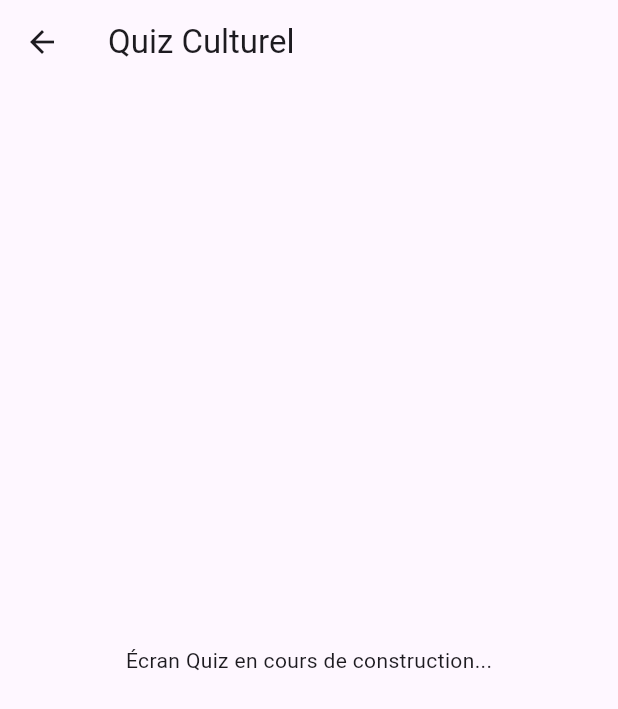
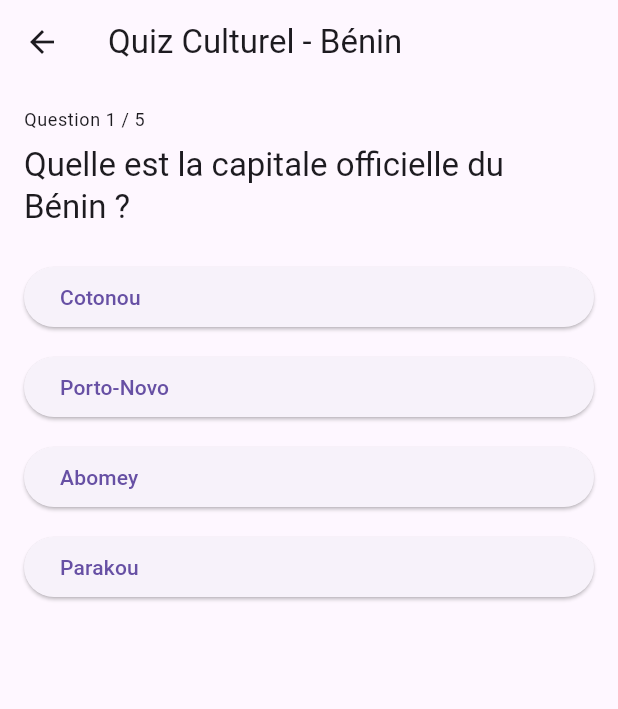
Before and after one commit to Hojine-06/CultureApp, a Flutter app: the QuizScreen screen opened directly, on a phone screen of 412 x 824 dp. Shown: the top 709 px of the screen. Run offline on Flutter 3.47's test engine with Material 3 defaults, Android fonts, the light colour scheme and no system bars.

Commit message:
feat(quiz): add Beninese quiz (30 questions) + explanation field + UI

```diff
--- /dev/null
+++ b/lib/data/quiz_data.dart
@@ -0,0 +1,29 @@
+import '../models/quiz_question_model.dart';
+
+const List<QuizQuestionModel> sampleQuizQuestions = [
+  QuizQuestionModel(
+    question: 'Quelle est la capitale officielle du Bénin ?',
+    options: ['Cotonou', 'Porto-Novo', 'Abomey', 'Parakou'],
+    correctAnswer: 'Porto-Novo',
+  ),
+  QuizQuestionModel(
+    question: 'Quelle langue nationale est largement parlée au Bénin en plus du français ?',
+    options: ['Fon', 'Yoruba', 'Wolof', 'Lingala'],
+    correctAnswer: 'Fon',
+  ),
+  QuizQuestionModel(
+    question: 'Quelle religion traditionnelle est profondément ancrée dans la culture béninoise ?',
+    options: ['Vodoun', 'Bouddhisme', 'Shinto', 'Zoroastrisme'],
+    correctAnswer: 'Vodoun',
+  ),
+  QuizQuestionModel(
+    question: 'Quel site historique lié aux royaumes dahoméens est classé patrimoine culturel ?',
+    options: ['Palais des Rois d\'Abomey', "Île de Gorée", 'Timbuktu', 'Grand-Pont de Ouidah'],
+    correctAnswer: "Palais des Rois d'Abomey",
+  ),
+  QuizQuestionModel(
+    question: 'Quelle monnaie est utilisée au Bénin ?',
+    options: ['Franc CFA', 'Euro', 'Dollar', 'Naira'],
+    correctAnswer: 'Franc CFA',
+  ),
+];
--- a/lib/main.dart
+++ b/lib/main.dart
@@ -5,7 +5,7 @@ void main() {
 }
 
 class MyApp extends StatefulWidget {
-  const MyApp({Key? key}) : super(key: key);
+  const MyApp({super.key});
 
   @override
   State<MyApp> createState() => _MyAppState();
--- a/lib/models/quiz_question_model.dart
+++ b/lib/models/quiz_question_model.dart
@@ -3,11 +3,13 @@ class QuizQuestionModel {
   final String question;
   final List<String> options; // Les choix possibles
   final String correctAnswer; // La bonne réponse
+  final String explanation; // Explication courte pour la réponse
 
-  QuizQuestionModel({
+  const QuizQuestionModel({
     required this.question,
     required this.options,
     required this.correctAnswer,
+    this.explanation = '',
   });
 
   // Vous pouvez ajouter ici la méthode fromJson() plus tard
--- a/lib/screens/quiz_screen.dart
+++ b/lib/screens/quiz_screen.dart
@@ -1,6 +1,6 @@
 // lib/screens/quiz_screen.dart
 import 'package:flutter/material.dart';
-import 'package:culture_app/models/quiz_question_model.dart';
+import '../data/quiz_data.dart';
 
 class QuizScreen extends StatefulWidget {
   const QuizScreen({super.key});
@@ -10,15 +10,107 @@ class QuizScreen extends StatefulWidget {
 }
 
 class _QuizScreenState extends State<QuizScreen> {
-  // Ici viendra la logique pour gérer la progression du quiz et le score
+  int _currentIndex = 0;
+  String? _selectedOption;
+  int _score = 0;
+  bool _showExplanation = false;
+
+  void _selectOption(String option) {
+    if (_showExplanation) return;
+    setState(() {
+      _selectedOption = option;
+      _showExplanation = true;
+      if (option == sampleQuizQuestions[_currentIndex].correctAnswer) {
+        _score++;
+      }
+    });
+  }
+
+  void _nextQuestion() {
+    setState(() {
+      _currentIndex++;
+      _selectedOption = null;
+      _showExplanation = false;
+    });
+  }
+
+  void _restart() {
+    setState(() {
+      _currentIndex = 0;
+      _selectedOption = null;
+      _score = 0;
+      _showExplanation = false;
+    });
+  }
 
   @override
   Widget build(BuildContext context) {
+    final total = sampleQuizQuestions.length;
+
     return Scaffold(
-      appBar: AppBar(title: const Text('Quiz Culturel')),
-      body: Center(
-        child: Text('Écran Quiz en cours de construction...'),
+      appBar: AppBar(title: const Text('Quiz Culturel - Bénin')),
+      body: Padding(
+        padding: const EdgeInsets.all(16.0),
+        child: _currentIndex >= total
+            ? _buildResult()
+            : _buildQuestionCard(context),
       ),
     );
   }
+
+  Widget _buildQuestionCard(BuildContext context) {
+    final question = sampleQuizQuestions[_currentIndex];
+
+    return Column(
+      crossAxisAlignment: CrossAxisAlignment.stretch,
+      children: [
+        Text('Question ${_currentIndex + 1} / ${sampleQuizQuestions.length}', style: Theme.of(context).textTheme.bodySmall),
+        const SizedBox(height: 8),
+        Text(question.question, style: Theme.of(context).textTheme.titleLarge),
+        const SizedBox(height: 16),
+        ...question.options.map((opt) => Padding(
+              padding: const EdgeInsets.symmetric(vertical: 6.0),
+              child: ElevatedButton(
+                style: ElevatedButton.styleFrom(
+                  backgroundColor: _showExplanation
+                      ? (opt == question.correctAnswer
+                          ? Colors.green
+                          : (opt == _selectedOption ? Colors.red : null))
+                      : null,
+                ),
+                onPressed: () => _selectOption(opt),
+                child: Align(alignment: Alignment.centerLeft, child: Text(opt)),
+              ),
+            )),
+        const SizedBox(height: 12),
+        if (_showExplanation) ...[
+          Text(
+            _selectedOption == question.correctAnswer ? 'Bonne réponse !' : 'Mauvaise réponse',
+            style: TextStyle(fontSize: 16, fontWeight: FontWeight.bold, color: _selectedOption == question.correctAnswer ? Colors.green : Colors.red),
+          ),
+          const SizedBox(height: 8),
+          Text(question.explanation, style: Theme.of(context).textTheme.bodyMedium),
+          const Spacer(),
+          ElevatedButton(
+            onPressed: _currentIndex + 1 < sampleQuizQuestions.length ? _nextQuestion : () => setState(() => _currentIndex = sampleQuizQuestions.length),
+            child: Text(_currentIndex + 1 < sampleQuizQuestions.length ? 'Suivant' : 'Voir le score'),
+          ),
+        ]
+      ],
+    );
+  }
+
+  Widget _buildResult() {
+    return Column(
+      mainAxisAlignment: MainAxisAlignment.center,
+      crossAxisAlignment: CrossAxisAlignment.center,
+      children: [
+        Text('Quiz terminé', style: TextStyle(fontSize: 24, fontWeight: FontWeight.bold)),
+        const SizedBox(height: 16),
+        Text('Score: $_score / ${sampleQuizQuestions.length}', style: TextStyle(fontSize: 20)),
+        const SizedBox(height: 24),
+        ElevatedButton(onPressed: _restart, child: const Text('Recommencer')),
+      ],
+    );
+  }
 }
```
